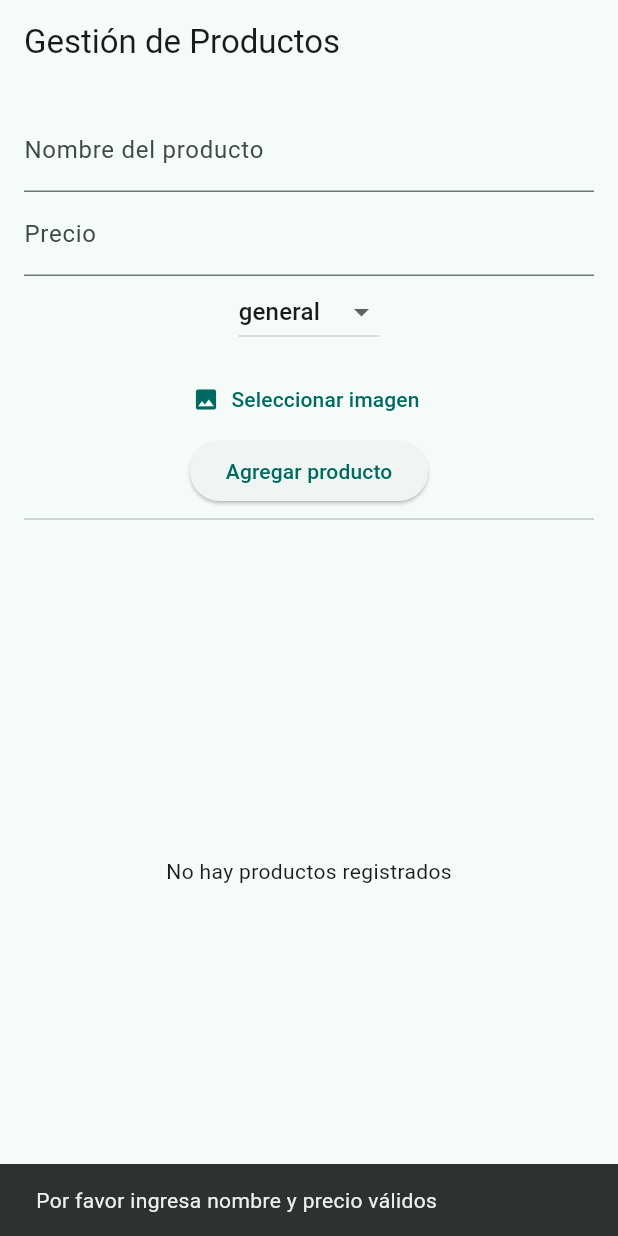
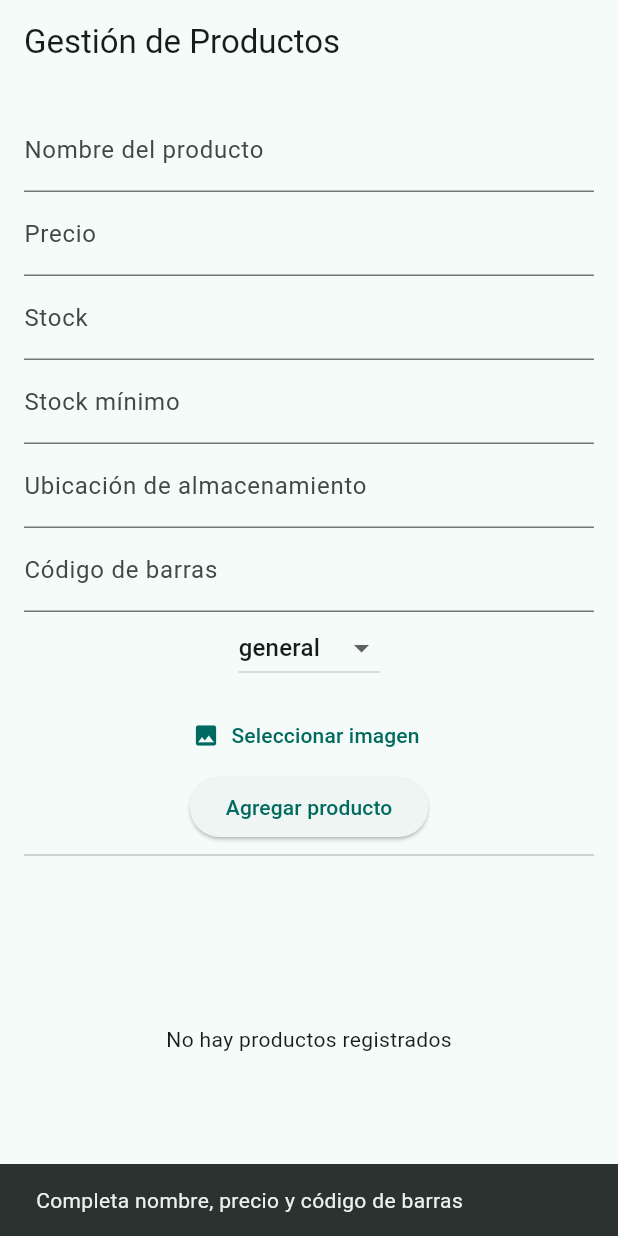
Before and after one commit to SuperSteban/mobile_app_inventory_system, a Flutter app: the screen it shows after launch, after a tap on "Agregar producto", on a phone screen of 412 x 824 dp. Run offline on Flutter 3.47's test engine with Material 3 defaults, Android fonts, the phone set to English and light mode, and no system bars; our stand-ins replace cloud_firestore, dartz, firebase_core, image_picker; missing offline and left inert: flutter_template; accounts and stored records are empty; generated files the repository leaves out were written again.

```diff
--- a/lib/features/products/data/repositories/product_repository_impl.dart
+++ b/lib/features/products/data/repositories/product_repository_impl.dart
@@ -8,12 +8,17 @@ class ProductRepositoryImpl implements ProductRepository {
   ProductRepositoryImpl(this.datasource);
 
   @override
-  Future<void> addProduct(Product product) async {
-    await datasource.addProduct(product);
+  Future<void> addProduct(Product product) {
+    return datasource.addProduct(product);
   }
 
   @override
-  Future<List<Product>> getProducts() async {
-    return await datasource.getProducts();
+  Future<List<Product>> getProducts() {
+    return datasource.getProducts();
+  }
+
+  @override
+  Future<bool> existsCodeProduct(String codeProduct) {
+    return datasource.existsCodeProduct(codeProduct);
   }
 }
--- a/lib/features/products/domain/entities/product.dart
+++ b/lib/features/products/domain/entities/product.dart
@@ -6,7 +6,12 @@ class Product {
   final double price;
   final String category;
   final String? img;
+  final double stock;
+  final double minStock;
+  final String? storageLocation;
+  final String codeProduct; //codigo de barras
   final DateTime createdAt;
+  final DateTime? updatedAt;
 
   Product({
     required this.id,
@@ -14,7 +19,12 @@ class Product {
     required this.price,
     required this.category,
     required this.img,
+    required this.stock,
+    required this.minStock,
+    this.storageLocation,
+    required this.codeProduct,
     required this.createdAt,
+    this.updatedAt,
   });
 
   Map<String, dynamic> toMap() {
@@ -22,18 +32,66 @@ class Product {
       'name': name,
       'price': price,
       'category': category,
+      'img': img,
+      'stock': stock,
+      'minStock': minStock,
+      'storageLocation': storageLocation,
+      'codeProduct': codeProduct,
       'createdAt': createdAt,
+      'updatedAt': updatedAt ?? DateTime.now(),
     };
   }
+
+  //verificar si el stock es bajo
+  bool get isLowStock => stock <= minStock;
+  //verificar si esta agotado
+  bool get isOutOfStock => stock <= 0;
 
   factory Product.fromMap(String id, Map<String, dynamic> map) {
     return Product(
       id: id,
-      name: map['name'],
-      price: map['price'].toDouble(),
-      category: map['category'],
+      name: map['name'] ?? '',
+      price: (map['price'] ?? 0).toDouble(),
+      category: map['category'] ?? '',
       img: map['img'],
-      createdAt: (map['createdAt'] as Timestamp).toDate(),
+      stock: map['stock'] ?? 0,
+      minStock: map['minStock'] ?? 0,
+      codeProduct: map['codeProduct'] ?? '',
+      storageLocation: map['storageLocation'] ?? '',
+      createdAt: map['createdAt'] is Timestamp
+          ? (map['createdAt'] as Timestamp).toDate()
+          : DateTime.now(),
+      updatedAt: map['updatedAt'] is Timestamp
+          ? (map['updatedAt'] as Timestamp).toDate()
+          : null,
+    );
+  }
+  //metodo para copiar con cambios
+  Product copyWith({
+    String? id,
+    String? name,
+    double? price,
+    String? category,
+    String? img,
+    double? stock,
+    double? minStock,
+    String? storageLocation,
+    String? codeProduct,
+    DateTime? createdAt,
+    DateTime? updatedAt,
+  }) {
+    return Product(
+      id: id ?? this.id,
+      name: name ?? this.name,
+      price: price ?? this.price,
+      category: category ?? this.category,
+      img: img ?? this.img,
+      stock: stock ?? this.stock,
+      minStock: minStock ?? this.minStock,
+      storageLocation: storageLocation ?? this.storageLocation,
+      codeProduct: codeProduct ?? this.codeProduct,
+      createdAt: createdAt ?? this.createdAt,
+      updatedAt: updatedAt ?? this.updatedAt,
     );
   }
 }
--- a/lib/features/products/domain/repositories/product_repository.dart
+++ b/lib/features/products/domain/repositories/product_repository.dart
@@ -3,6 +3,7 @@ import '../entities/product.dart';
 abstract class ProductRepository {
   Future<void> addProduct(Product product);
   Future<List<Product>> getProducts();
+  Future<bool> existsCodeProduct(String codeProduct);
 }
 
 
--- a/lib/features/products/presentation/providers/product_provider.dart
+++ b/lib/features/products/presentation/providers/product_provider.dart
@@ -2,14 +2,17 @@ import 'package:flutter/material.dart';
 import '../../domain/entities/product.dart';
 import '../../domain/use_cases/add_product_case.dart';
 import '../../domain/use_cases/get_products_case.dart';
+import '../../domain/repositories/product_repository.dart';
 
-class ProductProvider extends ChangeNotifier {
+class ProductProvider with ChangeNotifier {
   final AddProductCase addProductCase;
   final GetProductsCase getProductsCase;
+  final ProductRepository repository;
 
   ProductProvider({
     required this.addProductCase,
     required this.getProductsCase,
+    required this.repository,
   });
 
   List<Product> _products = [];
@@ -20,32 +23,26 @@ class ProductProvider extends ChangeNotifier {
   bool get isLoading => _isLoading;
   String? get error => _error;
 
-  Future<void> addProduct(Product product) async {
-    _setLoading(true);
+  Future<void> createProduct(Product product) async {
+    await addProductCase(product);
+    _products.add(product);
+    notifyListeners();
+  }
+
+  Future<void> fetchProducts() async {
+    _isLoading = true;
+    notifyListeners();
     try {
-      await addProductCase(product);
-      _products.add(product); // opcional: reflejarlo localmente
+      _products = await getProductsCase();
       _error = null;
     } catch (e) {
       _error = e.toString();
     }
-    _setLoading(false);
+    _isLoading = false;
+    notifyListeners();
   }
 
-  Future<void> fetchProducts() async {
-    _setLoading(true);
-    try {
-      final result = await getProductsCase();
-      _products = result;
-      _error = null;
-    } catch (e) {
-      _error = e.toString();
-    }
-    _setLoading(false);
-  }
-
-  void _setLoading(bool value) {
-    _isLoading = value;
-    notifyListeners();
+  Future<bool> isDuplicateCode(String codeProduct) async {
+    return await repository.existsCodeProduct(codeProduct);
   }
 }
--- a/lib/features/products/presentation/screens/product_form_screen.dart
+++ b/lib/features/products/presentation/screens/product_form_screen.dart
@@ -17,6 +17,11 @@ class ProductFormScreen extends StatefulWidget {
 class _ProductFormScreenState extends State<ProductFormScreen> {
   final _nameController = TextEditingController();
   final _priceController = TextEditingController();
+  final _stockController = TextEditingController();
+  final _minStockController = TextEditingController();
+  final _storageLocationController = TextEditingController();
+  final _codeProductController = TextEditingController();
+
   String _selectedCategory = 'general';
   File? _selectedImage;
 
@@ -29,7 +34,7 @@ class _ProductFormScreenState extends State<ProductFormScreen> {
   Future<void> _pickImage() async {
     final picker = ImagePicker();
     final pickedFile = await picker.pickImage(
-      source: ImageSource.gallery, // Usa ImageSource.camera si prefieres
+      source: ImageSource.gallery,
       maxWidth: 600,
     );
 
@@ -40,14 +45,32 @@ class _ProductFormScreenState extends State<ProductFormScreen> {
     }
   }
 
-  void _submitProduct() async {
+  Future<void> _submitProduct() async {
     final name = _nameController.text.trim();
     final price = double.tryParse(_priceController.text.trim()) ?? 0;
+    final stock = double.tryParse(_stockController.text.trim()) ?? 0;
+    final minStock = double.tryParse(_minStockController.text.trim()) ?? 0;
+    final storageLocation = _storageLocationController.text.trim();
+    final codeProduct = _codeProductController.text.trim();
 
-    if (name.isEmpty || price <= 0) {
+    if (name.isEmpty || price <= 0 || codeProduct.isEmpty) {
       ScaffoldMessenger.of(context).showSnackBar(
         const SnackBar(
-          content: Text('Por favor ingresa nombre y precio válidos'),
+          content: Text('Completa nombre, precio y código de barras'),
+        ),
+      );
+      return;
+    }
+
+    final isDuplicate = await Provider.of<ProductProvider>(
+      context,
+      listen: false,
+    ).isDuplicateCode(codeProduct);
+
+    if (isDuplicate) {
+      ScaffoldMessenger.of(context).showSnackBar(
+        const SnackBar(
+          content: Text('Ya existe un producto con ese código de barras'),
         ),
       );
       return;
@@ -58,17 +81,27 @@ class _ProductFormScreenState extends State<ProductFormScreen> {
       name: name,
       price: price,
       category: _selectedCategory,
+      img: _selectedImage?.path,
+      stock: stock,
+      minStock: minStock,
+      storageLocation: storageLocation.isEmpty ? null : storageLocation,
+      codeProduct: codeProduct,
       createdAt: DateTime.now(),
-      img: _selectedImage?.path, // Guarda la ruta local de la imagen
+      updatedAt: null,
     );
 
     await Provider.of<ProductProvider>(
       context,
       listen: false,
-    ).addProduct(product);
+    ).createProduct(product);
 
     _nameController.clear();
     _priceController.clear();
+    _stockController.clear();
+    _minStockController.clear();
+    _storageLocationController.clear();
+    _codeProductController.clear();
+
     setState(() {
       _selectedCategory = 'general';
       _selectedImage = null;
@@ -102,6 +135,30 @@ class _ProductFormScreenState extends State<ProductFormScreen> {
                     controller: _priceController,
                     decoration: const InputDecoration(labelText: 'Precio'),
                     keyboardType: TextInputType.number,
+                  ),
+                  TextField(
+                    controller: _stockController,
+                    decoration: const InputDecoration(labelText: 'Stock'),
+                    keyboardType: TextInputType.number,
+                  ),
+                  TextField(
+                    controller: _minStockController,
+                    decoration: const InputDecoration(
+                      labelText: 'Stock mínimo',
+                    ),
+                    keyboardType: TextInputType.number,
+                  ),
+                  TextField(
+                    controller: _storageLocationController,
+                    decoration: const InputDecoration(
+                      labelText: 'Ubicación de almacenamiento',
+                    ),
+                  ),
+                  TextField(
+                    controller: _codeProductController,
+                    decoration: const InputDecoration(
+                      labelText: 'Código de barras',
+                    ),
                   ),
                   DropdownButton<String>(
                     value: _selectedCategory,
@@ -150,10 +207,27 @@ class _ProductFormScreenState extends State<ProductFormScreen> {
                                 subtitle: Text(
                                   '${product.category} - \$${product.price.toStringAsFixed(2)}',
                                 ),
-                                trailing: Text(
-                                  product.createdAt.toLocal().toString().split(
-                                    ' ',
-                                  )[0],
+                                trailing: Column(
+                                  crossAxisAlignment: CrossAxisAlignment.end,
+                                  children: [
+                                    Text(
+                                      product.createdAt
+                                          .toLocal()
+                                          .toString()
+                                          .split(' ')[0],
+                                    ),
+                                    if (product.isOutOfStock)
+                                      const Text(
+                                        'Agotado',
+                                        style: TextStyle(color: Colors.red),
+                                      ),
+                                    if (!product.isOutOfStock &&
+                                        product.isLowStock)
+                                      const Text(
+                                        'Stock bajo',
+                                        style: TextStyle(color: Colors.orange),
+                                      ),
+                                  ],
                                 ),
                               );
                             },
--- a/lib/main.dart
+++ b/lib/main.dart
@@ -27,18 +27,24 @@ void main() async {
   final getProductsCase = GetProductsCase(productRepository);
 
   runApp(
-    MyApp(addProductCase: addProductCase, getProductsCase: getProductsCase),
+    MyApp(
+      addProductCase: addProductCase,
+      getProductsCase: getProductsCase,
+      productRepository: productRepository,
+    ),
   );
 }
 
 class MyApp extends StatelessWidget {
   final AddProductCase addProductCase;
   final GetProductsCase getProductsCase;
+  final ProductRepositoryImpl productRepository;
 
   const MyApp({
     super.key,
     required this.addProductCase,
     required this.getProductsCase,
+    required this.productRepository,
   });
 
   @override
@@ -49,6 +55,7 @@ class MyApp extends StatelessWidget {
           create: (_) => ProductProvider(
             addProductCase: addProductCase,
             getProductsCase: getProductsCase,
+            repository: productRepository,
           ),
         ),
       ],
@@ -59,7 +66,8 @@ class MyApp extends StatelessWidget {
           colorScheme: ColorScheme.fromSeed(seedColor: Colors.teal),
           useMaterial3: true,
         ),
-        home: const ProductFormScreen(),
+        home:
+            const ProductFormScreen(), // 👈 Ejecuta esta pantalla para pruebas
       ),
     );
   }
```
Also changed, not shown: lib/features/products/data/datasources/firebase_product_datasource.dart (+12 -17 lines), lib/features/products/domain/use_cases/add_product_case.dart (+4 -4 lines).
